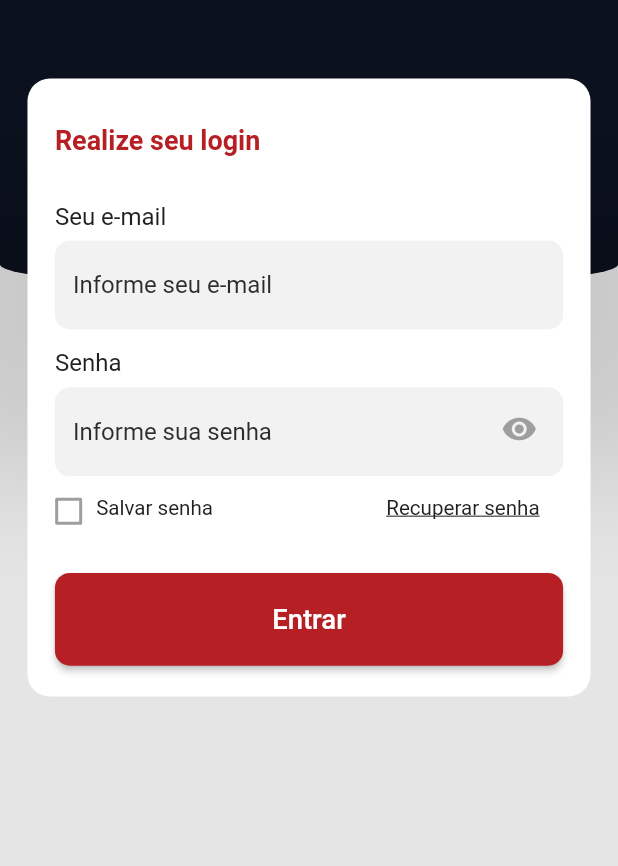
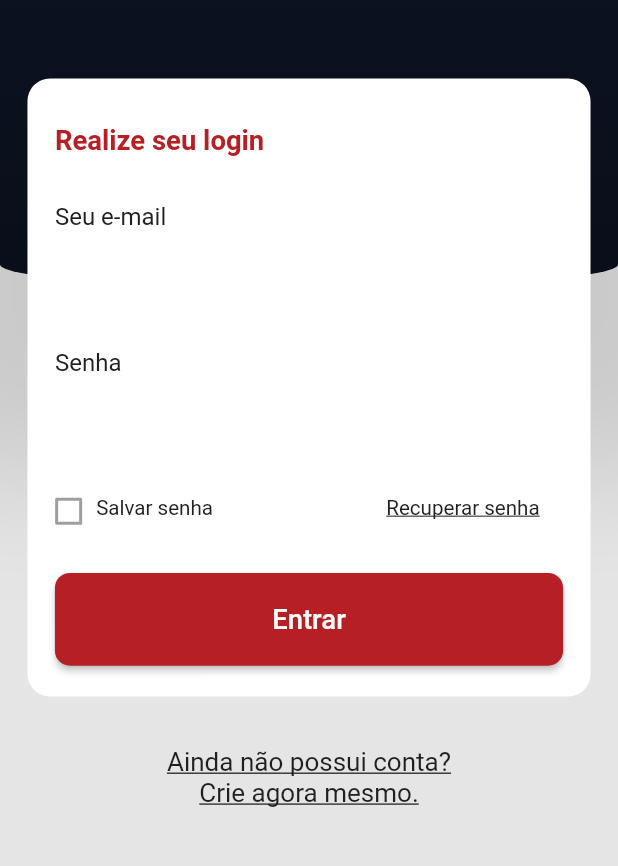
Before and after one commit to matheus-neumann/fleetdesk-1, a Flutter app: the screen it shows after launch, after a tap on "login page", on a phone screen of 412 x 824 dp, the part 356-1222 px from its top. Run offline on Flutter 3.47's test engine with Material 2 defaults, Android fonts, the phone set to English and light mode, and no system bars; our stand-ins replace flutter_screenutil, flutter_svg, get; missing offline and left inert: flutter_background_geolocation; Roboto replaces fonts that are missing (Georgia).

Commit message:
Was removed the field text for adjusts and was made the recovery password page. The login_button.dart was modified, I added some variables to turn more easily future changes.

```diff
--- a/lib/app/ui/android/login/login_page.dart
+++ b/lib/app/ui/android/login/login_page.dart
@@ -1,20 +1,12 @@
+import 'package:fleetdesk/app/ui/android/recovery_password/recovery_password_page.dart';
 import 'package:fleetdesk/app/ui/android/widgets/login_button.dart';
 import 'package:fleetdesk/app/ui/theme/app_assets.dart';
-import 'package:fleetdesk/app/ui/theme/app_colors.dart';
 import 'package:flutter/material.dart';
 import 'package:get/get.dart';
 import 'package:fleetdesk/app/controller/login/login_controller.dart';
 import 'package:flutter_screenutil/flutter_screenutil.dart';
 
 class LoginPage extends StatelessWidget {
-  bool obscureText = true;
-
-//  void _toggle() {
-//    setState(() {
-//      obscureText = !obscureText;
-//    });
-//  }
-
   @override
   Widget build(BuildContext context) {
     ScreenUtil.init(context, width: 360, height: 640, allowFontScaling: true);
@@ -23,7 +15,11 @@ class LoginPage extends StatelessWidget {
       body: GetBuilder<LoginController>(
           init: Get.find<LoginController>(),
           builder: (_) {
-            return Stack(
+            return SingleChildScrollView(
+              child: Padding(
+                padding: EdgeInsets.only(
+                    bottom: MediaQuery.of(context).viewInsets.bottom),
+                child: Stack(
                   children: <Widget>[
                     Container(
                       child: Container(
@@ -41,8 +37,8 @@ class LoginPage extends StatelessWidget {
                               color: Color.fromRGBO(0, 0, 0, 0.1182),
                               spreadRadius: 74,
                               blurRadius: 74,
-                          offset:
-                          Offset(0.w, 42.h), // changes position of shadow
+                              offset: Offset(
+                                  0.w, 42.h), // changes position of shadow
                             ),
                           ],
                           borderRadius: BorderRadius.only(
@@ -63,7 +59,8 @@ class LoginPage extends StatelessWidget {
                     Container(
                       width: 328.w,
                       height: 320.h,
-                  margin: EdgeInsets.only(top: 225.h, right: 16.w, left: 16.w),
+                      margin:
+                          EdgeInsets.only(top: 225.h, right: 16.w, left: 16.w),
                       decoration: BoxDecoration(
                         color: Colors.white,
                         borderRadius: BorderRadius.circular(
@@ -73,7 +70,7 @@ class LoginPage extends StatelessWidget {
                     Container(
                       margin: EdgeInsets.only(
                           top: 249.h, bottom: 375.h, right: 187.w, left: 32.w),
-                  child: FittedBox(
+                      child: FittedBox( // TODO - Verify size and position of text
                         child: Text(
                           'Realize seu login',
                           style: TextStyle(
@@ -85,6 +82,8 @@ class LoginPage extends StatelessWidget {
                       ),
                     ),
                     Container(
+                      height: 48.h,
+                      width: 296.w,
                       margin: EdgeInsets.only(
                           top: 289.h, bottom: 335.h, right: 252.w, left: 32.w),
                       child: Text(
@@ -95,26 +94,43 @@ class LoginPage extends StatelessWidget {
                         ),
                       ),
                     ),
-                Container(
-                  margin: EdgeInsets.only(
-                      top: 309.h, bottom: 283.h, right: 32.w, left: 32.w),
-                  child: TextFormField(
-                    decoration: InputDecoration(
-                        hintText: 'Informe seu e-mail',
-                        // TODO - Adjust font size and font weight
-                        hintStyle: TextStyle(
-                          fontSize: 14.sp,
-                          color: Color.fromRGBO(32, 32, 31, 0.94),
-                        ),
-                        filled: true,
-                        fillColor: Color.fromRGBO(242, 242, 242, 1),
-                        enabledBorder: OutlineInputBorder(
-                            borderRadius: BorderRadius.circular(10),
-                            borderSide: BorderSide(
-                              color: Color.fromRGBO(242, 242, 242, 1),
-                            ))),
-                  ),
-                ),
+//                    Container(
+//                      height: 48.h,
+//                      width: 296.w,
+//                      margin: EdgeInsets.only(
+//                          top: 309.h, bottom: 283.h, right: 32.w, left: 32.w),
+//                      child: TextFormField(
+//                        decoration: InputDecoration(
+//                          suffix: Container(
+//                            height: 16.h,
+//                            width: 133.w,
+//                            margin: EdgeInsets.only(
+//                                top: 16.h, bottom: 16.h, right: 153.w, left: 12.w),
+//                            child: Text(
+//                              'Informe seu e-mail',
+//                              style: TextStyle(
+//                                fontSize: 14.sp,
+//                                color: Color.fromRGBO(32, 32, 31, 0.94),
+//                              ),
+//                            ),
+//                          ),
+//                            contentPadding: EdgeInsets.only(left: 12.0, top: 16, bottom: 16),
+//                            border: InputBorder.none,
+////                            hintText: 'Informe seu e-mail',
+////                            // TODO - Adjust font size and font weight
+////                            hintStyle: TextStyle(
+////                              fontSize: 14.sp,
+////                              color: Color.fromRGBO(32, 32, 31, 0.94),
+////                            ),
+//                            filled: true,
+//                            fillColor: Color.fromRGBO(242, 242, 242, 1),
+//                            enabledBorder: OutlineInputBorder(
+//                                borderRadius: BorderRadius.circular(10),
+//                                borderSide: BorderSide(
+//                                  color: Color.fromRGBO(242, 242, 242, 1),
+//                                ))),
+//                      ),
+//                    ),
                     Container(
                       margin: EdgeInsets.only(
                           top: 365.h, bottom: 259.h, right: 283.w, left: 32.w),
@@ -126,28 +142,48 @@ class LoginPage extends StatelessWidget {
                         ),
                       ),
                     ),
-                Container(
-                  margin: EdgeInsets.only(
-                      top: 385.h, bottom: 207.h, right: 32.w, left: 32.w),
-                  child: TextFormField(
-                    obscureText: obscureText,
-                    keyboardType: TextInputType.visiblePassword,
-                    decoration: InputDecoration(
-                        hintText: 'Informe sua senha',
-                        // TODO - Adjust font size and font weight
-                        hintStyle: TextStyle(
-                          fontSize: 14.sp,
-                          color: Color.fromRGBO(32, 32, 31, 0.94),
-                        ),
-                        filled: true,
-                        fillColor: Color.fromRGBO(242, 242, 242, 1),
-                        enabledBorder: OutlineInputBorder(
-                            borderRadius: BorderRadius.circular(10),
-                            borderSide: BorderSide(
-                              color: Color.fromRGBO(242, 242, 242, 1),
-                            ))),
-                  ),
-                ),
+//                    Container(
+//                      height: 48.h,
+//                      width: 296.w,
+//                      margin: EdgeInsets.only(
+//                          top: 385.h, bottom: 207.h, right: 32.w, left: 32.w),
+//                      child: TextFormField(
+//                        textAlign: TextAlign.left,
+//                        obscureText: _.obscureText,
+//                        keyboardType: TextInputType.visiblePassword,
+//                        decoration: InputDecoration(
+//                            contentPadding: EdgeInsets.only(left: 12.0, top: 16, bottom: 16),
+//                            border: InputBorder.none,
+////                            suffix: Container(
+////                              margin: EdgeInsets.only(
+////                                  top: 12.h, bottom: 12.h, right: 12.w, left: 276.w),
+////                              child: IconButton(
+////                                  icon: Icon(
+////                                    Icons.remove_red_eye,
+////                                    color: _.obscureText
+////                                        ? Colors.grey
+////                                        : Colors.blue,
+////                                  ),
+////                                  onPressed: () {
+////                                    _.obscureText = !_.obscureText;
+////                                    _.update();
+////                                  }),
+////                            ),
+//                            hintText: 'Informe sua senha',
+//                            // TODO - Adjust font size and font weight
+//                            hintStyle: TextStyle(
+//                              fontSize: 14.sp,
+//                              color: Color.fromRGBO(32, 32, 31, 0.94),
+//                            ),
+//                            filled: true,
+//                            fillColor: Color.fromRGBO(242, 242, 242, 1),
+//                            enabledBorder: OutlineInputBorder(
+//                                borderRadius: BorderRadius.circular(10),
+//                                borderSide: BorderSide(
+//                                  color: Color.fromRGBO(242, 242, 242, 1),
+//                                ))),
+//                      ),
+//                    ),
                     Container(
                       height: 16.h,
                       width: 16.w,
@@ -168,7 +204,8 @@ class LoginPage extends StatelessWidget {
                       margin: EdgeInsets.only(
                           top: 441.h, bottom: 183.h, right: 228.w, left: 56.w),
                       child: Text(
-                    'Salvar senha', // TODO - Adjust font size and font weight
+                        'Salvar senha',
+                        // TODO - Adjust font size and font weight
                         style: TextStyle(
                           fontSize: 12.sp,
                           color: Color.fromRGBO(32, 32, 31, 1),
@@ -178,6 +215,7 @@ class LoginPage extends StatelessWidget {
                     Container(
                       margin: EdgeInsets.only(
                           top: 441.h, bottom: 183.h, right: 32.w, left: 225.w),
+                      child: GestureDetector(
                         child: Text(
                           'Recuperar senha',
                           // TODO - Adjust font size, font weight and configure to navigate for 'Recovery Password' page
@@ -187,22 +225,61 @@ class LoginPage extends StatelessWidget {
                             color: Color.fromRGBO(32, 32, 31, 1),
                           ),
                         ),
+                        onTap: () {
+                    Navigator.push(
+//                        print('Done');
+                    context,
+                    MaterialPageRoute(builder: (context) => RecoveryPasswordPage()),
+                    );
+                        },
                       ),
-                LoginButton(),
+                    ),
+                    LoginButton(481.0.h, 111.0.h, "Entrar"),
+//                    Container(
+//                      height: 24.h,
+//                      width: 24.w,
+//                      margin: EdgeInsets.only(
+//                          top: 397.h, bottom: 219.h, right: 44.w, left: 292.w),
+//                      child: IconButton(
+//                          icon: Icon(
+//                            Icons.remove_red_eye,
+//                            color: _.obscureText ? Colors.grey : Colors.blue,
+//                          ),
+//                          onPressed: () {
+//                            _.obscureText = !_.obscureText;
+//                            _.update();
+//                          }),
+//                    ),
                   Container(
-                  width: 44.w,
-                  height: 44.h,
-                  //margin: EdgeInsets.only(top: 397.h, bottom: 219.h, right: 44.w, left: 292.w),
-                  child: IconButton(
-                      padding: EdgeInsets.only(
-                          top: 397.h, bottom: 219.h, right: 44.w, left: 292.w),
-                      icon: Icon(
-                        Icons.remove_red_eye,
-                        color: this.obscureText ? Colors.grey : Colors.blue,
+                    height: 32.h,
+                    width: 174.w,
+                    margin: EdgeInsets.only(
+                        top: 571.h, bottom: 37.h, right: 93.w, left: 93.w),
+                    child: GestureDetector(
+                      child: FittedBox( // TODO - Verify size and position of text
+                        child: Text(
+                          'Ainda não possui conta?\nCrie agora mesmo.',
+                          textAlign: TextAlign.center,
+                          // TODO - Adjust font size, font weight and configure to navigate for 'Recovery Password' page
+                          style: TextStyle(
+                            decoration: TextDecoration.underline,
+                            fontSize: 14.sp,
+                            color: Color(0xFF201F1F),
                           ),
-                      onPressed: () => this.obscureText = !this.obscureText),
                         ),
+                      ),
+                    onTap: () {
+//                    Navigator.push(
+                      print('Done');
+//                    context,
+//                    MaterialPageRoute(builder: (context) => RecuperarSenha()),
+//                    );
+                    },
+                    ),
+                  )
                   ],
+                ),
+              ),
             );
           }),
     );
--- a/lib/app/ui/android/widgets/login_button.dart
+++ b/lib/app/ui/android/widgets/login_button.dart
@@ -3,17 +3,24 @@ import 'package:flutter/material.dart';
 import 'package:flutter_screenutil/flutter_screenutil.dart';
 
 class LoginButton extends StatelessWidget {
+
+  var top;
+  var bottom;
+  var text;
+
+  LoginButton(this.top, this.bottom, this.text);
+
   @override
   Widget build(BuildContext context) {
     return Container(
       height: 48.h,
       width: 296.w,
       margin:
-          EdgeInsets.only(top: 481.h, bottom: 111.h, right: 32.w, left: 32.w),
+          EdgeInsets.only(top: top, bottom: bottom, right: 32.w, left: 32.w),
       child: RaisedButton(
         color: red,
         child: Text(
-          'Entrar',
+          text,
           style: TextStyle(
             color: Colors.white,
             fontSize: 16.sp,
```
Also changed, not shown: lib/app/ui/android/recovery_password/recovery_password_page.dart (added, +112 -0 lines), pubspec.lock. Lines whose indentation alone changed are shown as unchanged.
